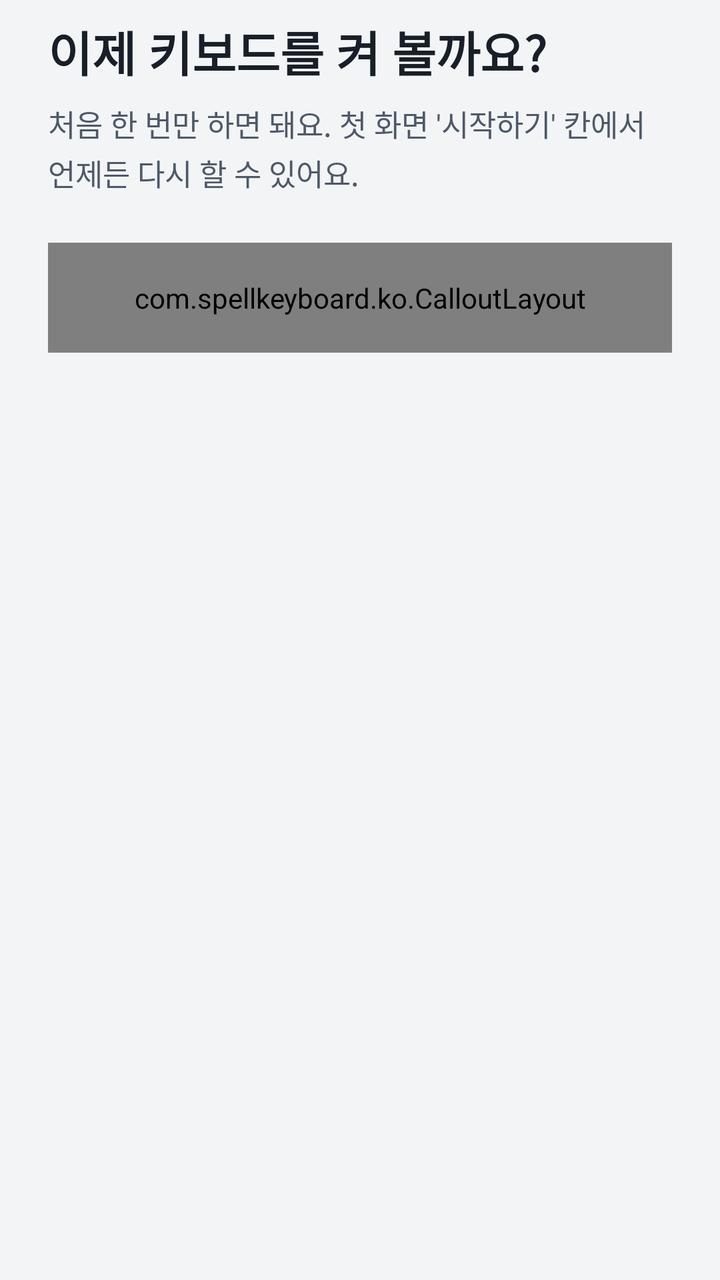
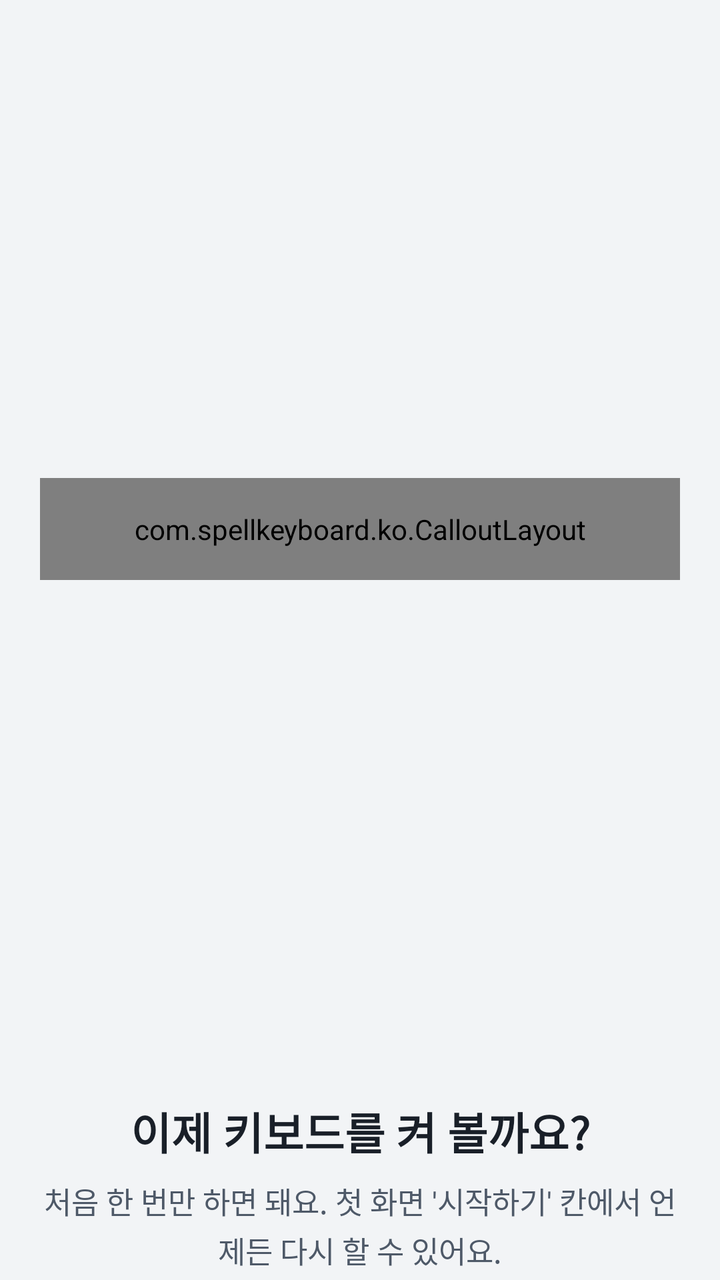

Two renders of the same Android screen: before a commit and after it. Below are the layout's source before the change and the commit's diff.
<!-- AndroidManifest.xml: application theme Theme.SpellKeyboard -->
<!-- res/layout/onboarding_page_start.xml -->
<?xml version="1.0" encoding="utf-8"?>
<ScrollView xmlns:android="http://schemas.android.com/apk/res/android"
    android:layout_width="match_parent"
    android:layout_height="match_parent"
    android:fillViewport="true"
    android:scrollbars="none">

    <LinearLayout
        android:layout_width="match_parent"
        android:layout_height="wrap_content"
        android:orientation="vertical"
        android:paddingHorizontal="24dp"
        android:paddingTop="8dp"
        android:paddingBottom="16dp">

        <TextView style="@style/GuideTitle" android:text="@string/guide5_title" />
        <TextView style="@style/GuideSub" android:text="@string/guide5_sub" />

        <com.spellkeyboard.ko.CalloutLayout
            android:id="@+id/page_callout"
            android:layout_width="match_parent"
            android:layout_height="wrap_content"
            android:layout_marginTop="24dp"
            android:background="@drawable/bg_card"
            android:padding="18dp">

            <LinearLayout
                android:layout_width="match_parent"
                android:layout_height="wrap_content"
                android:orientation="vertical">

                <TextView style="@style/CardTitle" android:text="@string/section_setup" />

                <LinearLayout style="@style/Row">
                    <LinearLayout style="@style/RowText">
                        <TextView style="@style/RowTitle" android:text="@string/setup_enable_title" />
                        <TextView style="@style/RowSub" android:text="@string/setup_enable_sub" />
                    </LinearLayout>
                    <TextView android:id="@+id/mock_enable" style="@style/Pill" android:clickable="false" android:text="@string/setup_open" />
                </LinearLayout>

                <TextView
                    android:id="@+id/label_enable"
                    style="@style/GuideLabel"
                    android:layout_marginTop="14dp"
                    android:layout_marginEnd="90dp"
                    android:text="@string/guide5_label_enable" />

                <View style="@style/Divider" android:layout_marginTop="16dp" />

                <LinearLayout style="@style/Row">
                    <LinearLayout style="@style/RowText">
                        <TextView style="@style/RowTitle" android:text="@string/setup_pick_title" />
                        <TextView style="@style/RowSub" android:text="@string/setup_pick_sub" />
                    </LinearLayout>
                    <TextView android:id="@+id/mock_pick" style="@style/Pill" android:clickable="false" android:text="@string/setup_open" />
                </LinearLayout>

                <TextView
                    android:id="@+id/label_pick"
                    style="@style/GuideLabel"
                    android:layout_marginTop="14dp"
                    android:layout_marginEnd="90dp"
                    android:text="@string/guide5_label_pick" />
            </LinearLayout>
        </com.spellkeyboard.ko.CalloutLayout>
    </LinearLayout>
</ScrollView>
<!-- resources referenced by this layout -->
<resources>
  <!-- drawable bg_card (drawable) -->
  <?xml version="1.0" encoding="utf-8"?>
  <shape xmlns:android="http://schemas.android.com/apk/res/android" android:shape="rectangle">
      <solid android:color="@color/toss_card" />
      <corners android:radius="20dp" />
  </shape>
  <string name="guide5_label_enable">누르면 설정이 열려요. \'맞춤법 키보드\' 스위치를 켜 주세요</string>
  <string name="guide5_label_pick">목록에서 \'맞춤법 키보드\' 를 골라 주세요</string>
  <string name="guide5_sub">처음 한 번만 하면 돼요. 첫 화면 \'시작하기\' 칸에서 언제든 다시 할 수 있어요.</string>
  <string name="guide5_title">이제 키보드를 켜 볼까요?</string>
  <string name="section_setup">시작하기</string>
  <string name="setup_enable_sub">시스템 설정에서 맞춤법 키보드를 켭니다</string>
  <string name="setup_enable_title">키보드 켜기</string>
  <string name="setup_open">열기</string>
  <string name="setup_pick_sub">키보드 선택창에서 맞춤법 키보드를 고릅니다</string>
  <string name="setup_pick_title">입력기로 선택</string>
  <style name="CardTitle">
          <item name="android:layout_width">wrap_content</item>
          <item name="android:layout_height">wrap_content</item>
          <item name="android:textColor">@color/toss_text</item>
          <item name="android:textSize">18sp</item>
          <item name="android:textStyle">bold</item>
      </style>
  <style name="Divider">
          <item name="android:layout_width">match_parent</item>
          <item name="android:layout_height">1dp</item>
          <item name="android:background">@color/toss_divider</item>
      </style>
  <style name="GuideLabel">
          <item name="android:layout_width">wrap_content</item>
          <item name="android:layout_height">wrap_content</item>
          <item name="android:textColor">@color/toss_text</item>
          <item name="android:textSize">13sp</item>
          <item name="android:lineSpacingExtra">2dp</item>
      </style>
  <style name="GuideTitle">
          <item name="android:layout_width">match_parent</item>
          <item name="android:layout_height">wrap_content</item>
          <item name="android:textColor">@color/toss_text</item>
          <item name="android:textSize">24sp</item>
          <item name="android:textStyle">bold</item>
      </style>
  <style name="Row">
          <item name="android:layout_width">match_parent</item>
          <item name="android:layout_height">wrap_content</item>
          <item name="android:minHeight">60dp</item>
          <item name="android:orientation">horizontal</item>
          <item name="android:gravity">center_vertical</item>
          <item name="android:paddingVertical">8dp</item>
      </style>
  <style name="RowSub">
          <item name="android:layout_width">match_parent</item>
          <item name="android:layout_height">wrap_content</item>
          <item name="android:layout_marginTop">3dp</item>
          <item name="android:textColor">@color/toss_text3</item>
          <item name="android:textSize">13sp</item>
      </style>
  <style name="RowText">
          <item name="android:layout_width">0dp</item>
          <item name="android:layout_height">wrap_content</item>
          <item name="android:layout_weight">1</item>
          <item name="android:layout_marginEnd">12dp</item>
          <item name="android:orientation">vertical</item>
      </style>
  <style name="RowTitle">
          <item name="android:layout_width">wrap_content</item>
          <item name="android:layout_height">wrap_content</item>
          <item name="android:textColor">@color/toss_text</item>
          <item name="android:textSize">16sp</item>
      </style>
  <color name="toss_card">#FFFFFF</color>
  <color name="toss_text">#191F28</color>
  <color name="toss_divider">#F2F4F6</color>
  <color name="toss_text2">#4E5968</color>
  <color name="toss_text3">#8B95A1</color>
  <color name="toss_bg">#F2F4F6</color>
  <color name="toss_blue">#3182F6</color>
  <color name="toss_fill_pressed">#E5E8EB</color>
  <color name="toss_fill">#F2F4F6</color>
  <!-- unchanged entries left out for length: 4 -->
</resources>

<!-- the commit's change to res/layout/onboarding_page_start.xml (unified diff, before → after) -->
@@ -9,60 +9,74 @@
         android:layout_width="match_parent"
         android:layout_height="wrap_content"
         android:orientation="vertical"
-        android:paddingHorizontal="24dp"
-        android:paddingTop="8dp"
-        android:paddingBottom="16dp">
+        android:paddingHorizontal="20dp"
+        android:paddingBottom="4dp">
 
-        <TextView style="@style/GuideTitle" android:text="@string/guide5_title" />
-        <TextView style="@style/GuideSub" android:text="@string/guide5_sub" />
+        <FrameLayout
+            android:layout_width="match_parent"
+            android:layout_height="0dp"
+            android:layout_weight="1">
 
-        <com.spellkeyboard.ko.CalloutLayout
-            android:id="@+id/page_callout"
-            android:layout_width="match_parent"
-            android:layout_height="wrap_content"
-            android:layout_marginTop="24dp"
-            android:background="@drawable/bg_card"
-            android:padding="18dp">
-
-            <LinearLayout
+            <com.spellkeyboard.ko.CalloutLayout
+                android:id="@+id/page_callout"
                 android:layout_width="match_parent"
                 android:layout_height="wrap_content"
-                android:orientation="vertical">
+                android:layout_gravity="center_vertical"
+                android:layout_marginVertical="8dp"
+                android:background="@drawable/bg_card"
+                android:padding="16dp">
 
-                <TextView style="@style/CardTitle" android:text="@string/section_setup" />
+                <LinearLayout
+                    android:layout_width="match_parent"
+                    android:layout_height="wrap_content"
+                    android:orientation="vertical">
 
-                <LinearLayout style="@style/Row">
-                    <LinearLayout style="@style/RowText">
-                        <TextView style="@style/RowTitle" android:text="@string/setup_enable_title" />
-                        <TextView style="@style/RowSub" android:text="@string/setup_enable_sub" />
+                    <TextView style="@style/CardTitle" android:text="@string/section_setup" />
+
+                    <LinearLayout style="@style/Row">
+                        <LinearLayout style="@style/RowText">
+                            <TextView style="@style/RowTitle" android:text="@string/setup_enable_title" />
+                            <TextView style="@style/RowSub" android:text="@string/setup_enable_sub" />
+                        </LinearLayout>
+                        <TextView android:id="@+id/mock_enable" style="@style/Pill" android:clickable="false" android:text="@string/setup_open" />
                     </LinearLayout>
-                    <TextView android:id="@+id/mock_enable" style="@style/Pill" android:clickable="false" android:text="@string/setup_open" />
+
+                    <TextView
+                        android:id="@+id/label_enable"
+                        style="@style/GuideLabel"
+                        android:layout_marginTop="10dp"
+                        android:layout_marginEnd="70dp"
+                        android:text="@string/guide5_label_enable" />
+
+                    <View style="@style/Divider" android:layout_marginTop="12dp" />
+
+                    <LinearLayout style="@style/Row">
+                        <LinearLayout style="@style/RowText">
+                            <TextView style="@style/RowTitle" android:text="@string/setup_pick_title" />
+                            <TextView style="@style/RowSub" android:text="@string/setup_pick_sub" />
+                        </LinearLayout>
+                        <TextView android:id="@+id/mock_pick" style="@style/Pill" android:clickable="false" android:text="@string/setup_open" />
+                    </LinearLayout>
+
+                    <TextView
+                        android:id="@+id/label_pick"
+                        style="@style/GuideLabel"
+                        android:layout_marginTop="10dp"
+                        android:layout_marginEnd="70dp"
+                        android:text="@string/guide5_label_pick" />
                 </LinearLayout>
+            </com.spellkeyboard.ko.CalloutLayout>
+        </FrameLayout>
 
-                <TextView
-                    android:id="@+id/label_enable"
-                    style="@style/GuideLabel"
-                    android:layout_marginTop="14dp"
-                    android:layout_marginEnd="90dp"
-                    android:text="@string/guide5_label_enable" />
+        <TextView
+            style="@style/GuideTitle"
+            android:layout_marginTop="20dp"
+            android:gravity="center"
+            android:text="@string/guide5_title" />
 
-                <View style="@style/Divider" android:layout_marginTop="16dp" />
-
-                <LinearLayout style="@style/Row">
-                    <LinearLayout style="@style/RowText">
-                        <TextView style="@style/RowTitle" android:text="@string/setup_pick_title" />
-                        <TextView style="@style/RowSub" android:text="@string/setup_pick_sub" />
-                    </LinearLayout>
-                    <TextView android:id="@+id/mock_pick" style="@style/Pill" android:clickable="false" android:text="@string/setup_open" />
-                </LinearLayout>
-
-                <TextView
-                    android:id="@+id/label_pick"
-                    style="@style/GuideLabel"
-                    android:layout_marginTop="14dp"
-                    android:layout_marginEnd="90dp"
-                    android:text="@string/guide5_label_pick" />
-            </LinearLayout>
-        </com.spellkeyboard.ko.CalloutLayout>
+        <TextView
+            style="@style/GuideSub"
+            android:gravity="center"
+            android:text="@string/guide5_sub" />
     </LinearLayout>
 </ScrollView>
<!-- resource entries referenced after the edit -->
@@ -39,7 +39,7 @@
           <item name="android:layout_width">match_parent</item>
           <item name="android:layout_height">wrap_content</item>
           <item name="android:textColor">@color/toss_text</item>
-          <item name="android:textSize">24sp</item>
+          <item name="android:textSize">22sp</item>
           <item name="android:textStyle">bold</item>
       </style>
   <style name="Row">
